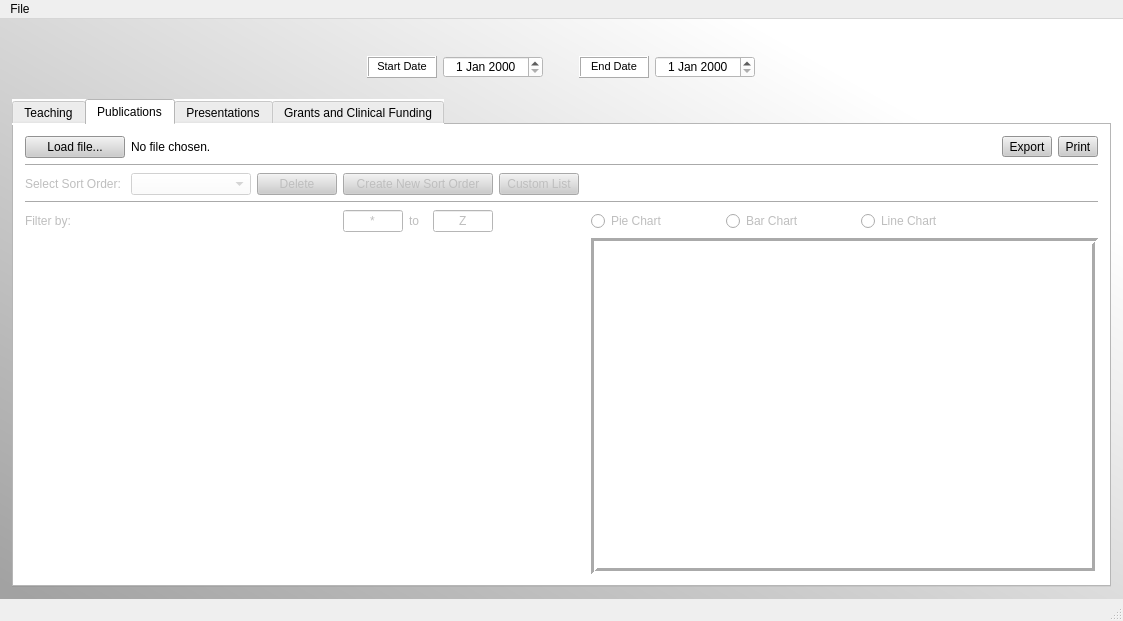
Before: the Qt Designer form AcuitySTAR/src/gui/mainwindow.ui in JamesG-Walsh/Peachy-Galaxy, drawn with Qt 5.
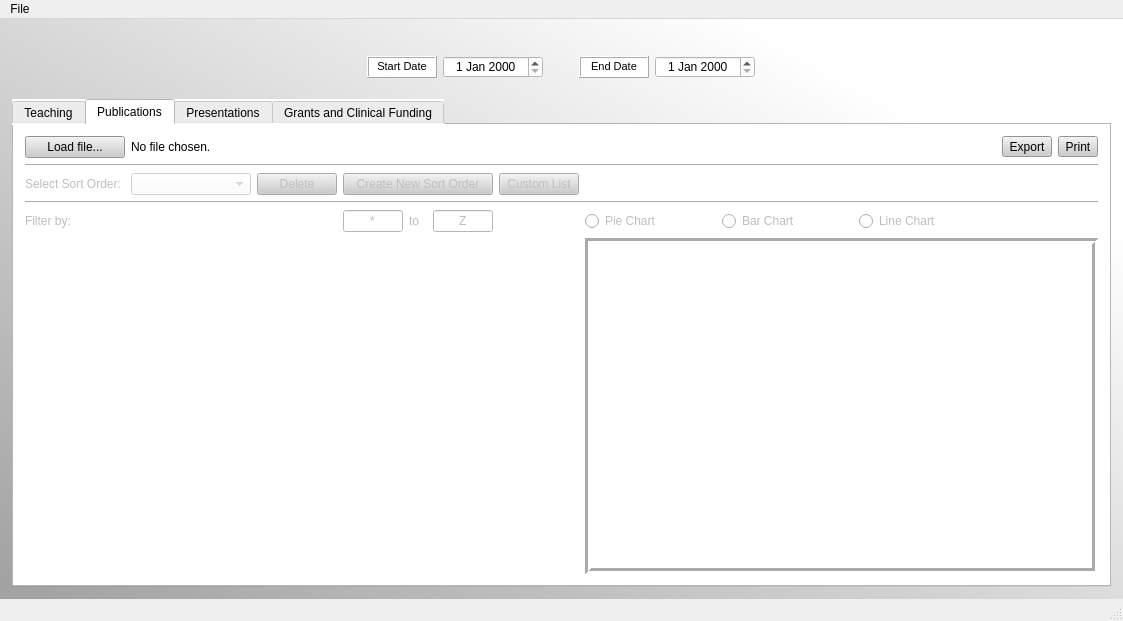
After: the same form once the commit is applied. The open tabs and pages were chosen to show the change. Icons and pictures are not drawn. Custom widgets are drawn as their Qt base class.

The edit to the form file:
```diff
--- a/AcuitySTAR/src/gui/mainwindow.ui
+++ b/AcuitySTAR/src/gui/mainwindow.ui
@@ -236,7 +236,7 @@
           <enum>QTabWidget::Rounded</enum>
          </property>
          <property name="currentIndex">
-          <number>3</number>
+          <number>1</number>
          </property>
          <property name="usesScrollButtons">
           <bool>false</bool>
@@ -305,7 +305,7 @@
                  <number>0</number>
                 </property>
                 <property name="currentIndex">
-                 <number>0</number>
+                 <number>2</number>
                 </property>
                 <widget class="QWidget" name="teach_pie_page">
                  <layout class="QGridLayout" name="gridLayout_10">
@@ -870,47 +870,8 @@
            <string>Publications</string>
           </attribute>
           <layout class="QGridLayout" name="gridLayout_3">
-           <item row="2" column="10">
-            <spacer name="horizontalSpacer_29">
-             <property name="orientation">
-              <enum>Qt::Horizontal</enum>
-             </property>
-             <property name="sizeHint" stdset="0">
-              <size>
-               <width>40</width>
-               <height>20</height>
-              </size>
-             </property>
-            </spacer>
-           </item>
-           <item row="2" column="13">
-            <spacer name="horizontalSpacer_13">
-             <property name="orientation">
-              <enum>Qt::Horizontal</enum>
-             </property>
-             <property name="sizeHint" stdset="0">
-              <size>
-               <width>0</width>
-               <height>0</height>
-              </size>
-             </property>
-            </spacer>
-           </item>
            <item row="2" column="12">
-            <spacer name="horizontalSpacer_4">
-             <property name="orientation">
-              <enum>Qt::Horizontal</enum>
-             </property>
-             <property name="sizeHint" stdset="0">
-              <size>
-               <width>0</width>
-               <height>0</height>
-              </size>
-             </property>
-            </spacer>
-           </item>
-           <item row="2" column="11">
-            <spacer name="horizontalSpacer_28">
+            <spacer name="horizontalSpacer_10">
              <property name="orientation">
               <enum>Qt::Horizontal</enum>
              </property>
@@ -923,7 +884,7 @@
             </spacer>
            </item>
            <item row="2" column="9">
-            <spacer name="horizontalSpacer_35">
+            <spacer name="horizontalSpacer_12">
              <property name="orientation">
               <enum>Qt::Horizontal</enum>
              </property>
@@ -935,20 +896,7 @@
              </property>
             </spacer>
            </item>
-           <item row="2" column="6">
-            <widget class="QPushButton" name="pubCustomList">
-             <property name="enabled">
-              <bool>false</bool>
-             </property>
-             <property name="styleSheet">
-              <string notr="true">background-color: rgb(204, 204, 204);</string>
-             </property>
-             <property name="text">
-              <string>Custom List</string>
-             </property>
-            </widget>
-           </item>
-           <item row="5" column="8" colspan="8">
+           <item row="5" column="7" colspan="8">
             <widget class="QFrame" name="pubChartFrame">
              <property name="frameShape">
               <enum>QFrame::Box</enum>
@@ -1124,17 +1072,89 @@
              </layout>
             </widget>
            </item>
-           <item row="4" column="0">
-            <widget class="QLabel" name="pub_filter_label">
+           <item row="2" column="11">
+            <spacer name="horizontalSpacer_6">
+             <property name="orientation">
+              <enum>Qt::Horizontal</enum>
+             </property>
+             <property name="sizeHint" stdset="0">
+              <size>
+               <width>40</width>
+               <height>20</height>
+              </size>
+             </property>
+            </spacer>
+           </item>
+           <item row="2" column="7">
+            <spacer name="horizontalSpacer">
+             <property name="orientation">
+              <enum>Qt::Horizontal</enum>
+             </property>
+             <property name="sizeHint" stdset="0">
+              <size>
+               <width>40</width>
+               <height>20</height>
+              </size>
+             </property>
+            </spacer>
+           </item>
+           <item row="2" column="8">
+            <spacer name="horizontalSpacer_4">
+             <property name="orientation">
+              <enum>Qt::Horizontal</enum>
+             </property>
+             <property name="sizeHint" stdset="0">
+              <size>
+               <width>40</width>
+               <height>20</height>
+              </size>
+             </property>
+            </spacer>
+           </item>
+           <item row="0" column="1" colspan="11">
+            <widget class="QLabel" name="pub_file_label">
+             <property name="sizePolicy">
+              <sizepolicy hsizetype="Preferred" vsizetype="Preferred">
+               <horstretch>0</horstretch>
+               <verstretch>0</verstretch>
+              </sizepolicy>
+             </property>
+             <property name="text">
+              <string>No file chosen.</string>
+             </property>
+            </widget>
+           </item>
+           <item row="2" column="2">
+            <widget class="QPushButton" name="pub_delete_sort">
              <property name="enabled">
               <bool>false</bool>
              </property>
+             <property name="styleSheet">
+              <string notr="true">background-color: rgb(204, 204, 204);</string>
+             </property>
              <property name="text">
-              <string>Filter by:</string>
+              <string>Delete</string>
              </property>
             </widget>
            </item>
-           <item row="0" column="14">
+           <item row="4" column="11">
+            <widget class="QRadioButton" name="pub_line_button">
+             <property name="enabled">
+              <bool>false</bool>
+             </property>
+             <property name="text">
+              <string>Line Chart</string>
+             </property>
+            </widget>
+           </item>
+           <item row="1" column="0" colspan="15">
+            <widget class="Line" name="line_6">
+             <property name="orientation">
+              <enum>Qt::Horizontal</enum>
+             </property>
+            </widget>
+           </item>
+           <item row="0" column="13">
             <widget class="QToolButton" name="pubExportButton">
              <property name="styleSheet">
               <string notr="true">background-color: rgb(204, 204, 204);</string>
@@ -1151,6 +1171,46 @@
              </property>
             </widget>
            </item>
+           <item row="2" column="1">
+            <widget class="QComboBox" name="pub_sort">
+             <property name="enabled">
+              <bool>false</bool>
+             </property>
+             <property name="sizePolicy">
+              <sizepolicy hsizetype="Preferred" vsizetype="Fixed">
+               <horstretch>0</horstretch>
+               <verstretch>0</verstretch>
+              </sizepolicy>
+             </property>
+             <property name="minimumSize">
+              <size>
+               <width>120</width>
+               <height>0</height>
+              </size>
+             </property>
+            </widget>
+           </item>
+           <item row="0" column="14" alignment="Qt::AlignRight">
+            <widget class="QToolButton" name="pubPrintButton">
+             <property name="toolTip">
+              <string>&lt;html&gt;&lt;head/&gt;&lt;body&gt;&lt;p&gt;Print&lt;/p&gt;&lt;/body&gt;&lt;/html&gt;</string>
+             </property>
+             <property name="styleSheet">
+              <string notr="true">background-color: rgb(204, 204, 204);</string>
+             </property>
+             <property name="text">
+              <string>Print</string>
+             </property>
+             <property name="icon">
+              <iconset>
+               <normalon>:/printer.png</normalon>
+              </iconset>
+             </property>
+             <property name="toolButtonStyle">
+              <enum>Qt::ToolButtonTextBesideIcon</enum>
+             </property>
+            </widget>
+           </item>
            <item row="4" column="5">
             <widget class="QLineEdit" name="pub_filter_to">
              <property name="enabled">
@@ -1173,25 +1233,20 @@
              </property>
             </widget>
            </item>
-           <item row="0" column="0">
-            <widget class="QPushButton" name="pub_load_file">
-             <property name="minimumSize">
-              <size>
-               <width>100</width>
-               <height>0</height>
-              </size>
+           <item row="3" column="0" colspan="15">
+            <widget class="Line" name="line_5">
+             <property name="orientation">
+              <enum>Qt::Horizontal</enum>
              </property>
-             <property name="toolTip">
-              <string>&lt;html&gt;&lt;head/&gt;&lt;body&gt;&lt;p&gt;Load Publication CSV File&lt;/p&gt;&lt;/body&gt;&lt;/html&gt;</string>
-             </property>
-             <property name="autoFillBackground">
+            </widget>
+           </item>
+           <item row="4" column="0">
+            <widget class="QLabel" name="pub_filter_label">
+             <property name="enabled">
               <bool>false</bool>
              </property>
-             <property name="styleSheet">
-              <string notr="true">background-color: rgb(204, 204, 204);</string>
-             </property>
              <property name="text">
-              <string>Load file...</string>
+              <string>Filter by:</string>
              </property>
             </widget>
            </item>
@@ -1227,13 +1282,6 @@
              </property>
             </widget>
            </item>
-           <item row="1" column="0" colspan="16">
-            <widget class="Line" name="line_6">
-             <property name="orientation">
-              <enum>Qt::Horizontal</enum>
-             </property>
-            </widget>
-           </item>
            <item row="2" column="0">
             <widget class="QLabel" name="pub_sort_label">
              <property name="enabled">
@@ -1244,14 +1292,7 @@
              </property>
             </widget>
            </item>
-           <item row="3" column="0" colspan="16">
-            <widget class="Line" name="line_5">
-             <property name="orientation">
-              <enum>Qt::Horizontal</enum>
-             </property>
-            </widget>
-           </item>
-           <item row="4" column="8">
+           <item row="4" column="7">
             <widget class="QRadioButton" name="pub_pie_button">
              <property name="enabled">
               <bool>false</bool>
@@ -1261,71 +1302,49 @@
              </property>
             </widget>
            </item>
-           <item row="2" column="1">
-            <widget class="QComboBox" name="pub_sort">
-             <property name="enabled">
-              <bool>false</bool>
-             </property>
-             <property name="sizePolicy">
-              <sizepolicy hsizetype="Preferred" vsizetype="Fixed">
-               <horstretch>0</horstretch>
-               <verstretch>0</verstretch>
-              </sizepolicy>
-             </property>
+           <item row="0" column="0">
+            <widget class="QPushButton" name="pub_load_file">
              <property name="minimumSize">
               <size>
-               <width>120</width>
+               <width>100</width>
                <height>0</height>
               </size>
              </property>
-            </widget>
-           </item>
-           <item row="0" column="1" colspan="13">
-            <widget class="QLabel" name="pub_file_label">
-             <property name="sizePolicy">
-              <sizepolicy hsizetype="Preferred" vsizetype="Preferred">
-               <horstretch>0</horstretch>
-               <verstretch>0</verstretch>
-              </sizepolicy>
-             </property>
-             <property name="text">
-              <string>No file chosen.</string>
-             </property>
-            </widget>
-           </item>
-           <item row="0" column="15" alignment="Qt::AlignRight">
-            <widget class="QToolButton" name="pubPrintButton">
              <property name="toolTip">
-              <string>&lt;html&gt;&lt;head/&gt;&lt;body&gt;&lt;p&gt;Print&lt;/p&gt;&lt;/body&gt;&lt;/html&gt;</string>
+              <string>&lt;html&gt;&lt;head/&gt;&lt;body&gt;&lt;p&gt;Load Publication CSV File&lt;/p&gt;&lt;/body&gt;&lt;/html&gt;</string>
              </property>
+             <property name="autoFillBackground">
+              <bool>false</bool>
+             </property>
              <property name="styleSheet">
               <string notr="true">background-color: rgb(204, 204, 204);</string>
              </property>
              <property name="text">
-              <string>Print</string>
+              <string>Load file...</string>
              </property>
-             <property name="icon">
-              <iconset>
-               <normalon>:/printer.png</normalon>
-              </iconset>
-             </property>
-             <property name="toolButtonStyle">
-              <enum>Qt::ToolButtonTextBesideIcon</enum>
-             </property>
             </widget>
            </item>
-           <item row="4" column="10">
-            <widget class="QRadioButton" name="pub_bar_button">
-             <property name="enabled">
-              <bool>false</bool>
+           <item row="5" column="0" colspan="7">
+            <widget class="QTreeView" name="pubTreeView">
+             <property name="sizePolicy">
+              <sizepolicy hsizetype="Expanding" vsizetype="Expanding">
+               <horstretch>0</horstretch>
+               <verstretch>0</verstretch>
+              </sizepolicy>
              </property>
-             <property name="text">
-              <string>Bar Chart</string>
+             <property name="styleSheet">
+              <string notr="true"/>
              </property>
+             <property name="frameShape">
+              <enum>QFrame::NoFrame</enum>
+             </property>
+             <property name="frameShadow">
+              <enum>QFrame::Sunken</enum>
+             </property>
             </widget>
            </item>
-           <item row="2" column="2">
-            <widget class="QPushButton" name="pub_delete_sort">
+           <item row="2" column="6">
+            <widget class="QPushButton" name="pubCustomList">
              <property name="enabled">
               <bool>false</bool>
              </property>
@@ -1333,7 +1352,7 @@
               <string notr="true">background-color: rgb(204, 204, 204);</string>
              </property>
              <property name="text">
-              <string>Delete</string>
+              <string>Custom List</string>
              </property>
             </widget>
            </item>
@@ -1347,16 +1366,6 @@
              </property>
             </widget>
            </item>
-           <item row="4" column="12">
-            <widget class="QRadioButton" name="pub_line_button">
-             <property name="enabled">
-              <bool>false</bool>
-             </property>
-             <property name="text">
-              <string>Line Chart</string>
-             </property>
-            </widget>
-           </item>
            <item row="2" column="3" colspan="3">
             <widget class="QPushButton" name="pub_new_sort">
              <property name="enabled">
@@ -1394,38 +1403,29 @@
              </property>
             </widget>
            </item>
-           <item row="5" column="0" colspan="8">
-            <widget class="QTreeView" name="pubTreeView">
-             <property name="sizePolicy">
-              <sizepolicy hsizetype="Expanding" vsizetype="Expanding">
-               <horstretch>0</horstretch>
-               <verstretch>0</verstretch>
-              </sizepolicy>
-             </property>
-             <property name="styleSheet">
-              <string notr="true"/>
-             </property>
-             <property name="frameShape">
-              <enum>QFrame::NoFrame</enum>
-             </property>
-             <property name="frameShadow">
-              <enum>QFrame::Sunken</enum>
-             </property>
-            </widget>
-           </item>
-           <item row="2" column="7" colspan="2">
+           <item row="2" column="10">
             <spacer name="horizontalSpacer_7">
              <property name="orientation">
               <enum>Qt::Horizontal</enum>
              </property>
              <property name="sizeHint" stdset="0">
               <size>
-               <width>0</width>
-               <height>0</height>
+               <width>40</width>
+               <height>20</height>
               </size>
              </property>
             </spacer>
            </item>
+           <item row="4" column="9">
+            <widget class="QRadioButton" name="pub_bar_button">
+             <property name="enabled">
+              <bool>false</bool>
+             </property>
+             <property name="text">
+              <string>Bar Chart</string>
+             </property>
+            </widget>
+           </item>
           </layout>
          </widget>
          <widget class="QWidget" name="tabPres">
```
